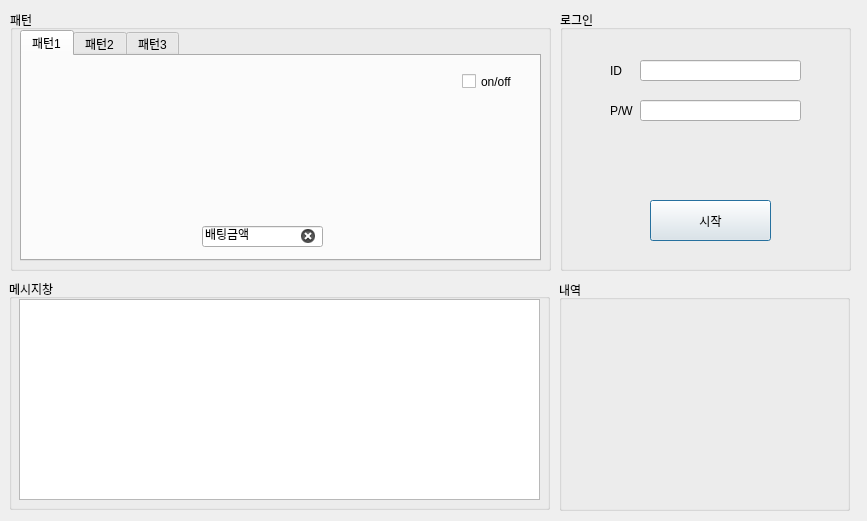
First picture: the form in untitled.ui, repository asdadasdaddino/auto_power, before the edit.
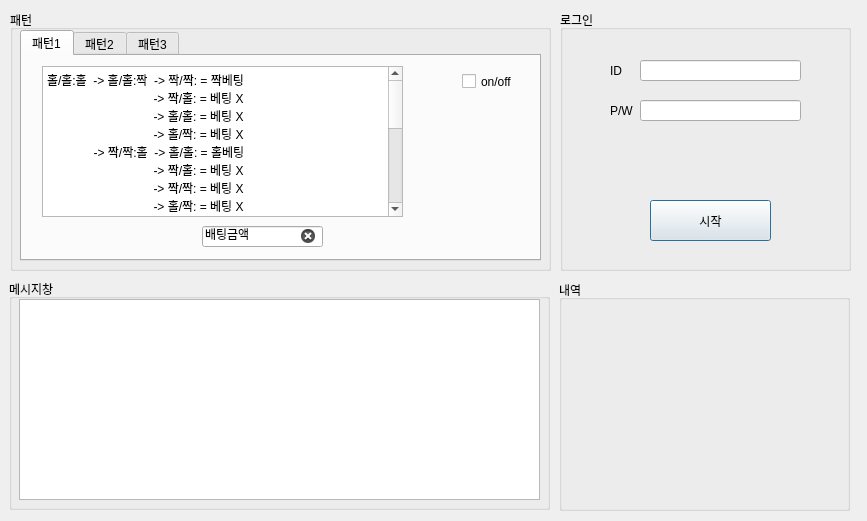
Second picture: the form after the edit.

What changed in the file:
```diff
--- a/untitled.ui
+++ b/untitled.ui
@@ -180,6 +180,46 @@
        <bool>true</bool>
       </property>
      </widget>
+     <widget class="QTextEdit" name="textEdit">
+      <property name="geometry">
+       <rect>
+        <x>20</x>
+        <y>10</y>
+        <width>361</width>
+        <height>151</height>
+       </rect>
+      </property>
+      <property name="readOnly">
+       <bool>true</bool>
+      </property>
+      <property name="html">
+       <string>&lt;!DOCTYPE HTML PUBLIC &quot;-//W3C//DTD HTML 4.0//EN&quot; &quot;http://www.w3.org/TR/REC-html40/strict.dtd&quot;&gt;
+&lt;html&gt;&lt;head&gt;&lt;meta name=&quot;qrichtext&quot; content=&quot;1&quot; /&gt;&lt;style type=&quot;text/css&quot;&gt;
+p, li { white-space: pre-wrap; }
+&lt;/style&gt;&lt;/head&gt;&lt;body style=&quot; font-family:'Gulim'; font-size:9pt; font-weight:400; font-style:normal;&quot;&gt;
+&lt;p style=&quot; margin-top:0px; margin-bottom:0px; margin-left:0px; margin-right:0px; -qt-block-indent:0; text-indent:0px;&quot;&gt;홀/홀:홀  -&amp;gt; 홀/홀:짝  -&amp;gt; 짝/짝: = 짝베팅 &lt;/p&gt;
+&lt;p style=&quot; margin-top:0px; margin-bottom:0px; margin-left:0px; margin-right:0px; -qt-block-indent:0; text-indent:0px;&quot;&gt;                                -&amp;gt; 짝/홀: = 베팅 X&lt;/p&gt;
+&lt;p style=&quot; margin-top:0px; margin-bottom:0px; margin-left:0px; margin-right:0px; -qt-block-indent:0; text-indent:0px;&quot;&gt;                                -&amp;gt; 홀/홀: = 베팅 X&lt;/p&gt;
+&lt;p style=&quot; margin-top:0px; margin-bottom:0px; margin-left:0px; margin-right:0px; -qt-block-indent:0; text-indent:0px;&quot;&gt;                                -&amp;gt; 홀/짝: = 베팅 X&lt;/p&gt;
+&lt;p style=&quot; margin-top:0px; margin-bottom:0px; margin-left:0px; margin-right:0px; -qt-block-indent:0; text-indent:0px;&quot;&gt;              -&amp;gt; 짝/짝:홀  -&amp;gt; 홀/홀: = 홀베팅 &lt;/p&gt;
+&lt;p style=&quot; margin-top:0px; margin-bottom:0px; margin-left:0px; margin-right:0px; -qt-block-indent:0; text-indent:0px;&quot;&gt;                                -&amp;gt; 짝/홀: = 베팅 X&lt;/p&gt;
+&lt;p style=&quot; margin-top:0px; margin-bottom:0px; margin-left:0px; margin-right:0px; -qt-block-indent:0; text-indent:0px;&quot;&gt;                                -&amp;gt; 짝/짝: = 베팅 X&lt;/p&gt;
+&lt;p style=&quot; margin-top:0px; margin-bottom:0px; margin-left:0px; margin-right:0px; -qt-block-indent:0; text-indent:0px;&quot;&gt;                                -&amp;gt; 홀/짝: = 베팅 X&lt;/p&gt;
+&lt;p style=&quot; margin-top:0px; margin-bottom:0px; margin-left:0px; margin-right:0px; -qt-block-indent:0; text-indent:0px;&quot;&gt;              -&amp;gt; 홀/짝:   = 조건 만족 못함&lt;/p&gt;
+&lt;p style=&quot; margin-top:0px; margin-bottom:0px; margin-left:0px; margin-right:0px; -qt-block-indent:0; text-indent:0px;&quot;&gt;              -&amp;gt; 짝/홀:   = 조건 만족 못함&lt;/p&gt;
+&lt;p style=&quot; margin-top:0px; margin-bottom:0px; margin-left:0px; margin-right:0px; -qt-block-indent:0; text-indent:0px;&quot;&gt;               &lt;/p&gt;
+&lt;p style=&quot; margin-top:0px; margin-bottom:0px; margin-left:0px; margin-right:0px; -qt-block-indent:0; text-indent:0px;&quot;&gt;짝/짝:짝  -&amp;gt; 홀/홀:짝  -&amp;gt; 짝/짝: = 짝베팅 &lt;/p&gt;
+&lt;p style=&quot; margin-top:0px; margin-bottom:0px; margin-left:0px; margin-right:0px; -qt-block-indent:0; text-indent:0px;&quot;&gt;                                -&amp;gt; 짝/홀: = 베팅 X&lt;/p&gt;
+&lt;p style=&quot; margin-top:0px; margin-bottom:0px; margin-left:0px; margin-right:0px; -qt-block-indent:0; text-indent:0px;&quot;&gt;                                -&amp;gt; 홀/홀: = 베팅 X&lt;/p&gt;
+&lt;p style=&quot; margin-top:0px; margin-bottom:0px; margin-left:0px; margin-right:0px; -qt-block-indent:0; text-indent:0px;&quot;&gt;                                -&amp;gt; 홀/짝: = 베팅 X&lt;/p&gt;
+&lt;p style=&quot; margin-top:0px; margin-bottom:0px; margin-left:0px; margin-right:0px; -qt-block-indent:0; text-indent:0px;&quot;&gt;              -&amp;gt; 짝/짝:홀  -&amp;gt; 홀/홀: = 홀베팅 &lt;/p&gt;
+&lt;p style=&quot; margin-top:0px; margin-bottom:0px; margin-left:0px; margin-right:0px; -qt-block-indent:0; text-indent:0px;&quot;&gt;                                -&amp;gt; 짝/홀: = 베팅 X&lt;/p&gt;
+&lt;p style=&quot; margin-top:0px; margin-bottom:0px; margin-left:0px; margin-right:0px; -qt-block-indent:0; text-indent:0px;&quot;&gt;                                -&amp;gt; 짝/짝: = 베팅 X&lt;/p&gt;
+&lt;p style=&quot; margin-top:0px; margin-bottom:0px; margin-left:0px; margin-right:0px; -qt-block-indent:0; text-indent:0px;&quot;&gt;                                -&amp;gt; 홀/짝: = 베팅 X&lt;/p&gt;
+&lt;p style=&quot; margin-top:0px; margin-bottom:0px; margin-left:0px; margin-right:0px; -qt-block-indent:0; text-indent:0px;&quot;&gt;              -&amp;gt; 홀/짝:   = 조건 만족 못함&lt;/p&gt;
+&lt;p style=&quot; margin-top:0px; margin-bottom:0px; margin-left:0px; margin-right:0px; -qt-block-indent:0; text-indent:0px;&quot;&gt;              -&amp;gt; 짝/홀:   = 조건 만족 못함&lt;/p&gt;&lt;/body&gt;&lt;/html&gt;</string>
+      </property>
+     </widget>
     </widget>
     <widget class="QWidget" name="tab_2">
      <attribute name="title">
```
Left out of the diff: 3 changed lines with no effect on the pictures.
